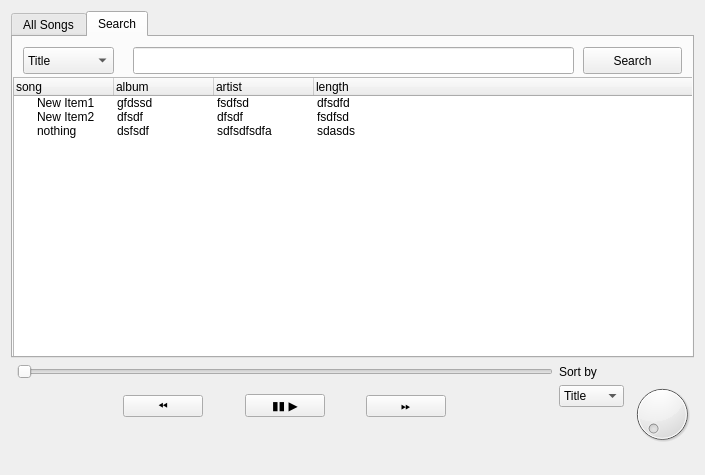
Before: the Qt Designer form without_queue.ui in surya3997/musibliss, drawn with Qt 5.
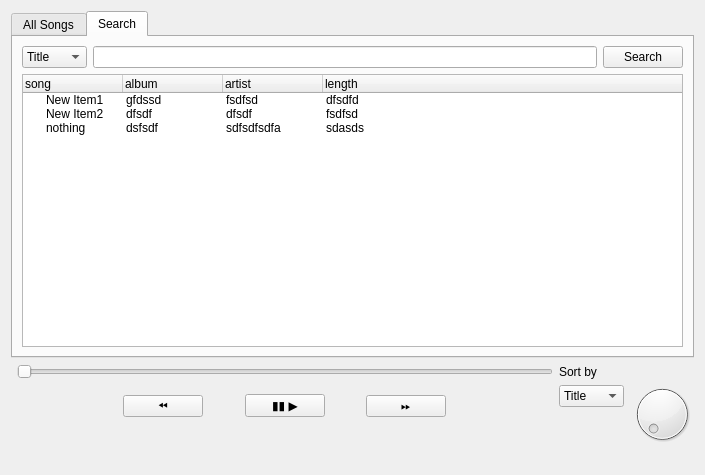
After: the same form once the commit is applied. The open tabs and pages were chosen to show the change.

Commit message: local settings working & grid layout within tab widget

```diff
--- a/without_queue.ui
+++ b/without_queue.ui
@@ -235,93 +235,9 @@
       <attribute name="title">
        <string>Search</string>
       </attribute>
-      <widget class="QTreeWidget" name="treeWidget_3">
-       <property name="geometry">
-        <rect>
-         <x>0</x>
-         <y>40</y>
-         <width>681</width>
-         <height>281</height>
-        </rect>
-       </property>
-       <property name="sizeIncrement">
-        <size>
-         <width>0</width>
-         <height>0</height>
-        </size>
-       </property>
-       <column>
-        <property name="text">
-         <string>song</string>
-        </property>
-       </column>
-       <column>
-        <property name="text">
-         <string>album</string>
-        </property>
-       </column>
-       <column>
-        <property name="text">
-         <string>artist</string>
-        </property>
-       </column>
-       <column>
-        <property name="text">
-         <string>length</string>
-        </property>
-       </column>
-       <item>
-        <property name="text">
-         <string>New Item1</string>
-        </property>
-        <property name="text">
-         <string>gfdssd</string>
-        </property>
-        <property name="text">
-         <string>fsdfsd</string>
-        </property>
-        <property name="text">
-         <string>dfsdfd</string>
-        </property>
-       </item>
-       <item>
-        <property name="text">
-         <string>New Item2</string>
-        </property>
-        <property name="text">
-         <string>dfsdf</string>
-        </property>
-        <property name="text">
-         <string>dfsdf</string>
-        </property>
-        <property name="text">
-         <string>fsdfsd</string>
-        </property>
-       </item>
-       <item>
-        <property name="text">
-         <string>nothing</string>
-        </property>
-        <property name="text">
-         <string>dsfsdf</string>
-        </property>
-        <property name="text">
-         <string>sdfsdfsdfa</string>
-        </property>
-        <property name="text">
-         <string>sdasds</string>
-        </property>
-       </item>
-      </widget>
+      <layout class="QGridLayout" name="gridLayout_2">
+       <item row="0" column="0">
       <widget class="QComboBox" name="comboBox_3">
-       <property name="geometry">
-        <rect>
-         <x>10</x>
-         <y>10</y>
-         <width>91</width>
-         <height>27</height>
-        </rect>
-       </property>
        <item>
         <property name="text">
          <string>Title</string>
@@ -338,29 +254,90 @@
         </property>
        </item>
       </widget>
-      <widget class="QLineEdit" name="lineEdit">
-       <property name="geometry">
-        <rect>
-         <x>120</x>
-         <y>10</y>
-         <width>441</width>
-         <height>27</height>
-        </rect>
-       </property>
-      </widget>
+       </item>
+       <item row="0" column="1">
+        <widget class="QLineEdit" name="lineEdit"/>
+       </item>
+       <item row="0" column="2">
       <widget class="QPushButton" name="pushButton">
-       <property name="geometry">
-        <rect>
-         <x>570</x>
-         <y>10</y>
-         <width>99</width>
-         <height>27</height>
-        </rect>
-       </property>
        <property name="text">
         <string>Search</string>
        </property>
       </widget>
+       </item>
+       <item row="1" column="0" colspan="3">
+        <widget class="QTreeWidget" name="treeWidget_3">
+         <property name="sizeIncrement">
+          <size>
+           <width>0</width>
+           <height>0</height>
+          </size>
+         </property>
+         <column>
+          <property name="text">
+           <string>song</string>
+          </property>
+         </column>
+         <column>
+          <property name="text">
+           <string>album</string>
+          </property>
+         </column>
+         <column>
+          <property name="text">
+           <string>artist</string>
+          </property>
+         </column>
+         <column>
+          <property name="text">
+           <string>length</string>
+          </property>
+         </column>
+         <item>
+          <property name="text">
+           <string>New Item1</string>
+          </property>
+          <property name="text">
+           <string>gfdssd</string>
+          </property>
+          <property name="text">
+           <string>fsdfsd</string>
+          </property>
+          <property name="text">
+           <string>dfsdfd</string>
+          </property>
+         </item>
+         <item>
+          <property name="text">
+           <string>New Item2</string>
+          </property>
+          <property name="text">
+           <string>dfsdf</string>
+          </property>
+          <property name="text">
+           <string>dfsdf</string>
+          </property>
+          <property name="text">
+           <string>fsdfsd</string>
+          </property>
+         </item>
+         <item>
+          <property name="text">
+           <string>nothing</string>
+          </property>
+          <property name="text">
+           <string>dsfsdf</string>
+          </property>
+          <property name="text">
+           <string>sdfsdfsdfa</string>
+          </property>
+          <property name="text">
+           <string>sdasds</string>
+          </property>
+         </item>
+        </widget>
+       </item>
+      </layout>
      </widget>
     </widget>
    </item>
```
Left out of the diff: 14 changed lines with no effect on the pictures. Lines whose indentation alone changed are shown as unchanged. The commit also changes 3 other files.
